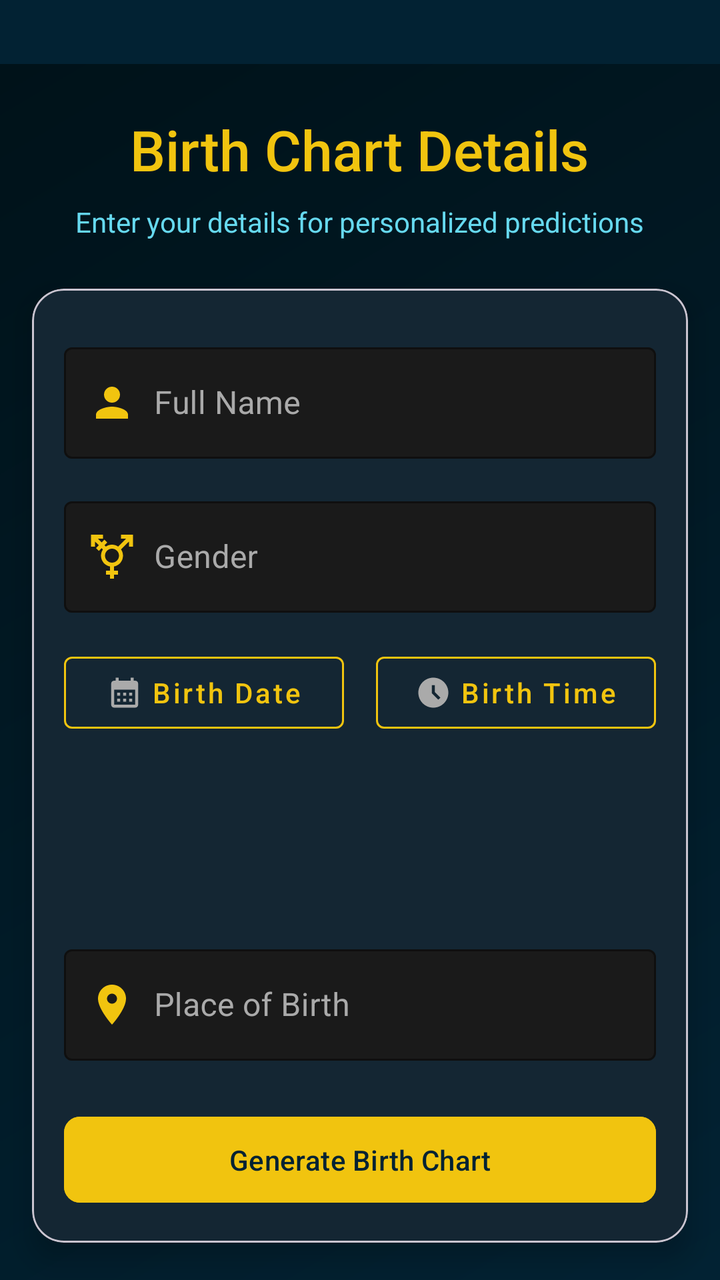
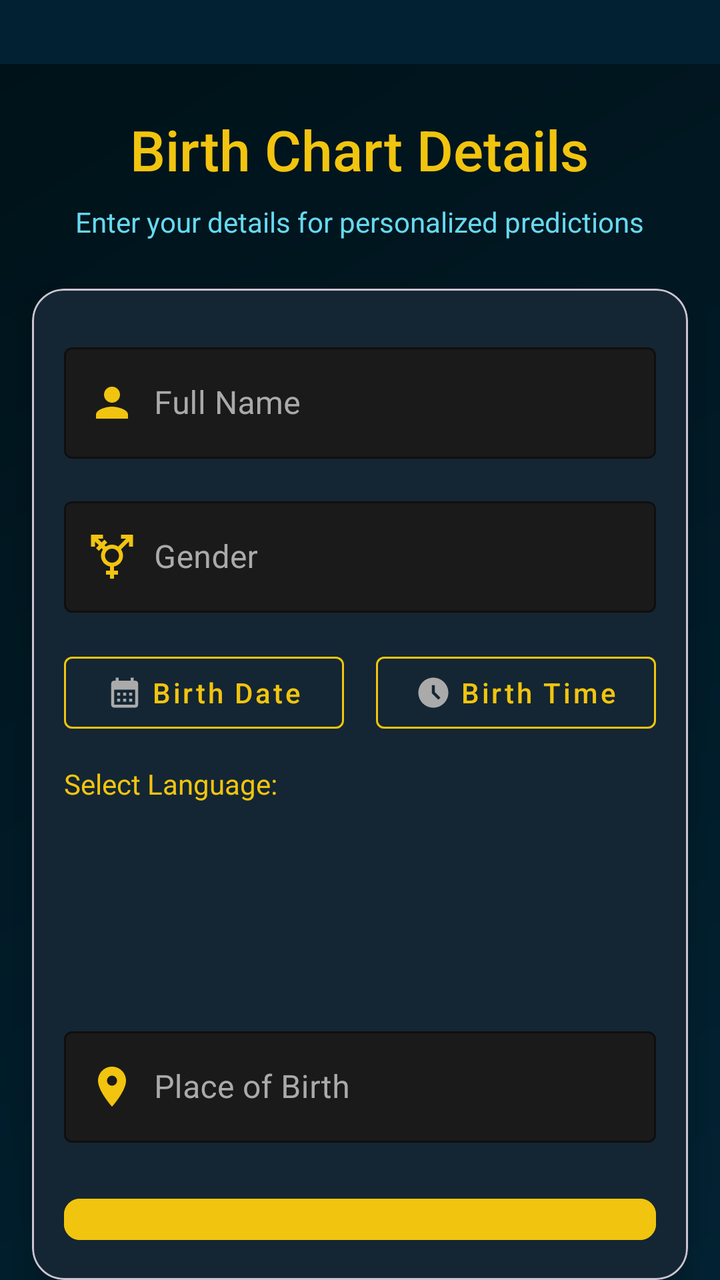

The first picture is an Android layout as it rendered before a commit; the second is the same layout after the commit. The layout source and the unified diff follow.
<!-- AndroidManifest.xml: application theme Theme.AstroChart -->
<!-- res/layout/activity_main.xml -->
<?xml version="1.0" encoding="utf-8"?>
<androidx.constraintlayout.widget.ConstraintLayout xmlns:android="http://schemas.android.com/apk/res/android"
    xmlns:app="http://schemas.android.com/apk/res-auto"
    xmlns:tools="http://schemas.android.com/tools"
    android:id="@+id/main"
    android:layout_width="match_parent"
    android:layout_height="match_parent"
    tools:context=".MainActivity"
    android:background="@color/secondary_blue">

    <androidx.constraintlayout.widget.ConstraintLayout
        android:id="@+id/ui1"
        android:layout_width="match_parent"
        android:layout_height="match_parent"
        android:visibility="gone"
        app:layout_constraintBottom_toBottomOf="parent"
        app:layout_constraintEnd_toEndOf="parent"
        app:layout_constraintStart_toStartOf="parent"
        app:layout_constraintTop_toTopOf="parent">

        <ScrollView
            android:layout_width="match_parent"
            android:layout_height="match_parent"
            android:orientation="vertical">

            <androidx.constraintlayout.widget.ConstraintLayout
                android:layout_width="match_parent"
                android:layout_height="wrap_content">

                <TextView
                    android:id="@+id/textView"
                    android:layout_width="wrap_content"
                    android:layout_height="wrap_content"
                    android:text="@string/birth_chart_generator"
                    app:layout_constraintEnd_toEndOf="parent"
                    android:layout_marginTop="45dp"
                    android:textSize="24sp"
                    android:textStyle="bold"
                    android:fontFamily="sans-serif-medium"
                    android:textColor="@color/primary_blue"
                    app:layout_constraintStart_toStartOf="parent"
                    app:layout_constraintTop_toTopOf="parent" />

                <ImageView
                    android:id="@+id/chartImageView"
                    android:layout_width="match_parent"
                    android:layout_height="400dp"
                    android:layout_marginHorizontal="8dp"
                    android:layout_marginTop="32dp"
                    android:background="#8FFFFFFF"
                    app:layout_constraintEnd_toEndOf="parent"
                    app:layout_constraintStart_toStartOf="parent"
                    app:layout_constraintTop_toBottomOf="@+id/textView" />

                <Button
                    android:id="@+id/btn"
                    android:layout_width="wrap_content"
                    android:layout_height="wrap_content"
                    android:text="@string/know_more"
                    android:backgroundTint="@color/time_color"
                    android:padding="15dp"
                    app:cornerRadius="8dp"
                    android:visibility="gone"
                    app:layout_constraintBottom_toBottomOf="parent"
                    app:layout_constraintEnd_toEndOf="parent"
                    app:layout_constraintStart_toStartOf="parent"
                    app:layout_constraintTop_toBottomOf="@+id/chartImageView" />

                <ProgressBar
                    android:id="@+id/pBar"
                    android:visibility="invisible"
                    android:layout_width="wrap_content"
                    android:layout_height="wrap_content"
                    android:outlineSpotShadowColor="#EAB30D"
                    app:layout_constraintBottom_toBottomOf="@+id/chartImageView"
                    app:layout_constraintEnd_toEndOf="@+id/chartImageView"
                    app:layout_constraintStart_toStartOf="@+id/chartImageView"
                    app:layout_constraintTop_toTopOf="@+id/chartImageView" />

                <androidx.recyclerview.widget.RecyclerView
                    android:id="@+id/rcv_regions"
                    android:layout_width="wrap_content"
                    android:layout_height="wrap_content"
                    android:orientation="horizontal"
                    android:layout_margin="8dp"
                    android:visibility="visible"
                    tools:listitem="@layout/item_region"
                    app:layout_constraintEnd_toEndOf="parent"
                    app:layout_constraintStart_toStartOf="parent"
                    app:layout_constraintTop_toBottomOf="@+id/chartImageView"
                    tools:itemCount="1" />

                <com.google.android.material.floatingactionbutton.FloatingActionButton
                    android:id="@+id/btn_download"
                    android:layout_width="wrap_content"
                    android:layout_height="wrap_content"
                    android:layout_alignParentEnd="true"
                    android:layout_alignParentBottom="true"
                    android:layout_margin="8dp"
                    android:layout_marginBottom="8dp"
                    android:backgroundTint="#EAB30D"
                    android:src="@drawable/ic_download"
                    app:layout_constraintBottom_toBottomOf="@+id/chartImageView"
                    app:layout_constraintEnd_toEndOf="@+id/chartImageView"
                    android:contentDescription="@string/download_chart" />

                <androidx.recyclerview.widget.RecyclerView
                    android:id="@+id/rcvPredictions"
                    android:layout_width="match_parent"
                    android:layout_height="wrap_content"
                    android:layout_marginTop="24dp"
                    android:background="@color/hint_color"
                    android:clipToPadding="false"
                    android:paddingHorizontal="4dp"
                    android:paddingVertical="4dp"
                    android:visibility="gone"
                    app:layout_constraintBottom_toBottomOf="parent"
                    app:layout_constraintEnd_toEndOf="parent"
                    app:layout_constraintStart_toStartOf="parent"
                    app:layout_constraintTop_toBottomOf="@+id/rcv_regions"
                    tools:itemCount="1"
                    tools:listitem="@layout/item_prediction" />

            </androidx.constraintlayout.widget.ConstraintLayout>

        </ScrollView>

    </androidx.constraintlayout.widget.ConstraintLayout>

    <RelativeLayout
        android:id="@+id/ui2"
        android:layout_width="match_parent"
        android:layout_height="match_parent"
        android:layout_marginTop="32dp"
        android:visibility="visible"
        android:background="@drawable/gradient_background"
        app:layout_constraintBottom_toBottomOf="parent"
        app:layout_constraintEnd_toEndOf="parent"
        app:layout_constraintStart_toStartOf="parent"
        app:layout_constraintTop_toTopOf="parent">

        <TextView
            android:id="@+id/headerText"
            android:layout_width="wrap_content"
            android:layout_height="wrap_content"
            android:layout_centerHorizontal="true"
            android:text="Birth Chart Details"
            android:textSize="28sp"
            android:textColor="@color/primary_yellow"
            android:fontFamily="sans-serif-medium"
            android:layout_marginTop="24dp"/>

        <TextView
            android:id="@+id/subHeaderText"
            android:layout_width="wrap_content"
            android:layout_height="wrap_content"
            android:layout_below="@id/headerText"
            android:layout_centerHorizontal="true"
            android:text="Enter your details for personalized predictions"
            android:textColor="@color/additional_light_blue"
            android:textSize="14sp"
            android:layout_marginTop="8dp"/>

        <com.google.android.material.card.MaterialCardView
            android:layout_width="match_parent"
            android:layout_height="wrap_content"
            android:layout_below="@id/subHeaderText"
            android:layout_marginTop="24dp"
            android:layout_marginHorizontal="16dp"
            app:cardCornerRadius="16dp"
            app:cardElevation="8dp"
            app:cardBackgroundColor="@color/card_background">

            <LinearLayout
                android:layout_width="match_parent"
                android:layout_height="wrap_content"
                android:orientation="vertical"
                android:padding="16dp">

                <com.google.android.material.textfield.TextInputLayout
                    android:layout_width="match_parent"
                    android:layout_height="wrap_content"
                    android:layout_marginTop="8dp"
                    style="@style/Widget.MaterialComponents.TextInputLayout.OutlinedBox"
                    app:startIconDrawable="@drawable/baseline_person_24"
                    app:startIconTint="@color/primary_yellow"
                    app:hintTextColor="@color/primary_yellow"
                    app:boxStrokeColor="@color/primary_yellow"
                    android:textColorHint="@color/hint_color"
                    app:boxBackgroundColor="#1A1A1A">

                    <com.google.android.material.textfield.TextInputEditText
                        android:id="@+id/editTextName"
                        android:layout_width="match_parent"
                        android:layout_height="wrap_content"
                        android:inputType="textPersonName"
                        android:paddingStart="45dp"
                        android:paddingEnd="12dp"
                        android:hint="Full Name"
                        android:textColor="@color/white" />
                </com.google.android.material.textfield.TextInputLayout>

                <com.google.android.material.textfield.TextInputLayout
                    android:layout_width="match_parent"
                    android:layout_height="wrap_content"
                    android:layout_marginTop="16dp"
                    style="@style/Widget.MaterialComponents.TextInputLayout.OutlinedBox"
                    app:startIconDrawable="@drawable/baseline_transgender_24"
                    app:startIconTint="@color/primary_yellow"
                    app:hintTextColor="@color/primary_yellow"
                    app:boxStrokeColor="@color/primary_yellow"
                    android:textColorHint="@color/hint_color"
                    app:boxBackgroundColor="#1A1A1A">

                    <com.google.android.material.textfield.TextInputEditText
                        android:id="@+id/spinnerGender"
                        android:layout_width="match_parent"
                        android:layout_height="wrap_content"
                        android:inputType="none"
                        android:hint="Gender"
                        android:paddingStart="45dp"
                        android:paddingEnd="12dp"
                        android:textColor="@color/white"/>
                </com.google.android.material.textfield.TextInputLayout>

                <LinearLayout
                    android:layout_width="match_parent"
                    android:layout_height="wrap_content"
                    android:orientation="horizontal"
                    android:layout_marginTop="16dp">

                    <com.google.android.material.button.MaterialButton
                        android:id="@+id/buttonSelectDate"
                        android:layout_width="0dp"
                        android:layout_height="wrap_content"
                        android:layout_weight="1"
                        android:layout_marginEnd="8dp"
                        android:text="@string/birth_date"
                        android:textAllCaps="false"
                        app:icon="@drawable/ic_calendar"
                        app:iconTint="@color/hint_color"
                        app:iconGravity="textStart"
                        style="@style/Widget.MaterialComponents.Button.OutlinedButton"
                        android:textColor="@color/primary_yellow"
                        app:strokeColor="@color/primary_yellow"/>

                    <com.google.android.material.button.MaterialButton
                        android:id="@+id/buttonSelectTime"
                        android:layout_width="0dp"
                        android:layout_height="wrap_content"
                        android:layout_weight="1"
                        android:layout_marginStart="8dp"
                        android:text="@string/birth_time"
                        android:textAllCaps="false"
                        app:icon="@drawable/ic_time"
                        app:iconTint="@color/hint_color"
                        app:iconGravity="textStart"
                        style="@style/Widget.MaterialComponents.Button.OutlinedButton"
                        android:textColor="@color/primary_yellow"
                        app:strokeColor="@color/primary_yellow"/>
                </LinearLayout>

                <TextView
                    android:id="@+id/textViewBirthDate"
                    android:layout_width="wrap_content"
                    android:layout_height="wrap_content"
                    android:layout_marginTop="8dp"
                    android:textColor="@color/additional_light_blue"
                    android:textSize="14sp"/>

                <TextView
                    android:id="@+id/textViewTime"
                    android:layout_width="wrap_content"
                    android:layout_height="wrap_content"
                    android:layout_marginTop="8dp"
                    android:textColor="@color/additional_light_blue"
                    android:textSize="14sp"/>

                <com.google.android.material.textfield.TextInputLayout
                    android:layout_width="match_parent"
                    android:layout_height="wrap_content"
                    android:layout_marginTop="45dp"
                    style="@style/Widget.MaterialComponents.TextInputLayout.OutlinedBox"
                    app:startIconDrawable="@drawable/baseline_location_on_24"
                    app:startIconTint="@color/primary_yellow"
                    app:hintTextColor="@color/primary_yellow"
                    app:boxStrokeColor="@color/primary_yellow"
                    android:textColorHint="@color/hint_color"
                    app:boxBackgroundColor="#1A1A1A">

                    <com.google.android.material.textfield.TextInputEditText
                        android:id="@+id/editTextLocation"
                        android:layout_width="match_parent"
                        android:layout_height="wrap_content"
                        android:textColor="@color/white"
                        android:hint="@string/place_of_birth"
                        android:paddingStart="45dp"
                        android:paddingEnd="12dp"
                        android:inputType="text"/>
                </com.google.android.material.textfield.TextInputLayout>

                <com.google.android.material.button.MaterialButton
                    android:id="@+id/buttonSubmit"
                    android:layout_width="match_parent"
                    android:layout_height="wrap_content"
                    android:layout_marginTop="24dp"
                    android:text="Generate Birth Chart"
                    android:textAllCaps="false"
                    android:padding="12dp"
                    app:cornerRadius="8dp"
                    android:backgroundTint="@color/primary_yellow"
                    android:textColor="@color/secondary_blue"
                    app:elevation="4dp"/>

            </LinearLayout>
        </com.google.android.material.card.MaterialCardView>
    </RelativeLayout>

    <FrameLayout
        android:id="@+id/fragment_container"
        android:layout_width="match_parent"
        android:layout_height="match_parent"
        app:layout_constraintBottom_toBottomOf="parent"
        app:layout_constraintEnd_toEndOf="parent"
        app:layout_constraintStart_toStartOf="parent"
        app:layout_constraintTop_toTopOf="parent" />

</androidx.constraintlayout.widget.ConstraintLayout>
<!-- res/layout/item_region.xml (included above) -->
<?xml version="1.0" encoding="utf-8"?>
<LinearLayout xmlns:android="http://schemas.android.com/apk/res/android"
    android:layout_width="wrap_content"
    android:layout_height="wrap_content"
    android:orientation="vertical"
    android:padding="8dp">

    <TextView
        android:id="@+id/textView"
        android:layout_width="wrap_content"
        android:layout_height="wrap_content"
        android:background="@drawable/item_background"
        android:gravity="center"
        android:padding="16dp"
        android:text="Item"
        android:textColor="@android:color/black" />
</LinearLayout>
<!-- res/layout/item_prediction.xml (included above) -->
<?xml version="1.0" encoding="utf-8"?>
<androidx.constraintlayout.widget.ConstraintLayout xmlns:android="http://schemas.android.com/apk/res/android"
    android:layout_width="match_parent"
    android:layout_height="wrap_content"
    xmlns:app="http://schemas.android.com/apk/res-auto"
    android:background="@drawable/bg_rec_golden"
    android:layout_margin="8dp">

    <ImageView
        android:id="@+id/predictionImage"
        android:layout_width="0dp"
        android:layout_height="0dp"
        android:scaleType="centerCrop"
        android:src="@drawable/ic_prediction"
        app:layout_constraintDimensionRatio="1:1"
        app:layout_constraintTop_toTopOf="parent"
        app:layout_constraintStart_toStartOf="parent"
        app:layout_constraintEnd_toEndOf="parent" />

    <TextView
        android:id="@+id/predictionText"
        android:layout_width="0dp"
        android:layout_height="wrap_content"
        android:gravity="center"
        android:padding="8dp"
        android:text="@string/health"
        android:textColor="@android:color/black"
        android:textStyle="bold"
        app:layout_constraintTop_toBottomOf="@id/predictionImage"
        app:layout_constraintStart_toStartOf="parent"
        app:layout_constraintEnd_toEndOf="parent" />

</androidx.constraintlayout.widget.ConstraintLayout>
<!-- resources referenced by this layout -->
<resources>
  <color name="additional_light_blue">#66d9ef</color>
  <color name="card_background">#142633</color>
  <color name="hint_color">#AAAAAA</color>
  <color name="primary_blue">#3498db</color>
  <color name="primary_yellow">#f1c40f</color>
  <color name="secondary_blue">#022233</color>
  <color name="time_color">#78A7FF</color>
  <color name="white">#FFFFFFFF</color>
  <!-- drawable baseline_location_on_24 (drawable) -->
  <vector xmlns:android="http://schemas.android.com/apk/res/android" android:height="24dp" android:tint="#FFFFFF" android:viewportHeight="24" android:viewportWidth="24" android:width="24dp">
        
      <path android:fillColor="@android:color/white" android:pathData="M12,2C8.13,2 5,5.13 5,9c0,5.25 7,13 7,13s7,-7.75 7,-13c0,-3.87 -3.13,-7 -7,-7zM12,11.5c-1.38,0 -2.5,-1.12 -2.5,-2.5s1.12,-2.5 2.5,-2.5 2.5,1.12 2.5,2.5 -1.12,2.5 -2.5,2.5z"/>
      
  </vector>
  <!-- drawable baseline_person_24 (drawable) -->
  <vector xmlns:android="http://schemas.android.com/apk/res/android" android:height="24dp" android:tint="#FFFFFF" android:viewportHeight="24" android:viewportWidth="24" android:width="24dp">
        
      <path android:fillColor="@android:color/white" android:pathData="M12,12c2.21,0 4,-1.79 4,-4s-1.79,-4 -4,-4 -4,1.79 -4,4 1.79,4 4,4zM12,14c-2.67,0 -8,1.34 -8,4v2h16v-2c0,-2.66 -5.33,-4 -8,-4z"/>
      
  </vector>
  <!-- drawable bg_rec_golden (drawable) -->
  <?xml version="1.0" encoding="utf-8"?>
  <shape android:shape="rectangle" xmlns:android="http://schemas.android.com/apk/res/android">
      <stroke android:color="@color/primary_yellow" android:width="2dp" />
      <corners android:radius="10dp"/>
  </shape>
  <!-- drawable gradient_background (drawable) -->
  <?xml version="1.0" encoding="utf-8"?>
  <shape xmlns:android="http://schemas.android.com/apk/res/android">
      <gradient
          android:type="linear"
          android:angle="135"
          android:startColor="@color/secondary_blue"
          android:endColor="#001219" />
  </shape>
  <!-- drawable ic_calendar (drawable) -->
  <vector xmlns:android="http://schemas.android.com/apk/res/android" android:height="24dp" android:tint="#000000" android:viewportHeight="24" android:viewportWidth="24" android:width="24dp">
        
      <path android:fillColor="@android:color/white" android:pathData="M19,4h-1V2h-2v2H8V2H6v2H5C3.89,4 3.01,4.9 3.01,6L3,20c0,1.1 0.89,2 2,2h14c1.1,0 2,-0.9 2,-2V6C21,4.9 20.1,4 19,4zM19,20H5V10h14V20zM9,14H7v-2h2V14zM13,14h-2v-2h2V14zM17,14h-2v-2h2V14zM9,18H7v-2h2V18zM13,18h-2v-2h2V18zM17,18h-2v-2h2V18z"/>
      
  </vector>
  <!-- drawable ic_time (drawable) -->
  <vector xmlns:android="http://schemas.android.com/apk/res/android" android:height="24dp" android:tint="#000000" android:viewportHeight="24" android:viewportWidth="24" android:width="24dp">
        
      <path android:fillColor="@android:color/white" android:pathData="M11.99,2C6.47,2 2,6.48 2,12s4.47,10 9.99,10C17.52,22 22,17.52 22,12S17.52,2 11.99,2zM15.29,16.71L11,12.41V7h2v4.59l3.71,3.71L15.29,16.71z"/>
      
  </vector>
  <!-- drawable item_background (drawable) -->
  <?xml version="1.0" encoding="utf-8"?>
  <selector xmlns:android="http://schemas.android.com/apk/res/android">
      <item android:state_selected="true" android:drawable="@color/colorSelected" />
      <item android:drawable="@color/colorUnselected" />
  </selector>
  <string name="birth_chart_generator">Birth Chart Generator</string>
  <string name="birth_date">Birth Date</string>
  <string name="birth_time">Birth Time</string>
  <string name="download_chart">Download Chart</string>
  <string name="health">Health</string>
  <string name="know_more">Know more</string>
  <string name="place_of_birth">Place of Birth</string>
  <style name="Theme.AstroChart" parent="Base.Theme.AstroChart" />
  <color name="colorSelected">#FFD27F</color>
  <color name="colorUnselected">#FFF1CE</color>
  <style name="Base.Theme.AstroChart" parent="Theme.Material3.DayNight.NoActionBar">
          
          
      </style>
  <!-- unchanged entries left out for length: 3 -->
</resources>

<!-- the commit's change to res/layout/activity_main.xml (unified diff, before → after) -->
@@ -258,6 +258,29 @@
                         style="@style/Widget.MaterialComponents.Button.OutlinedButton"
                         android:textColor="@color/primary_yellow"
                         app:strokeColor="@color/primary_yellow"/>
+                </LinearLayout>
+
+                <LinearLayout
+                    android:layout_width="match_parent"
+                    android:layout_height="match_parent"
+                    android:layout_marginTop="12dp"
+                    android:orientation="vertical">
+
+                    <TextView
+                        android:id="@+id/selectLanguageText"
+                        android:layout_width="wrap_content"
+                        android:layout_height="wrap_content"
+                        android:text="Select Language:"
+                        android:textSize="14sp"
+                        android:textColor="@color/primary_yellow"
+                        android:layout_marginBottom="10dp"/>
+
+                    <Spinner
+                        android:id="@+id/languageSpinner"
+                        android:layout_width="match_parent"
+                        android:layout_height="wrap_content"
+                        tools:listitem=""
+                        android:background="@android:color/transparent" />
                 </LinearLayout>
 
                 <TextView
